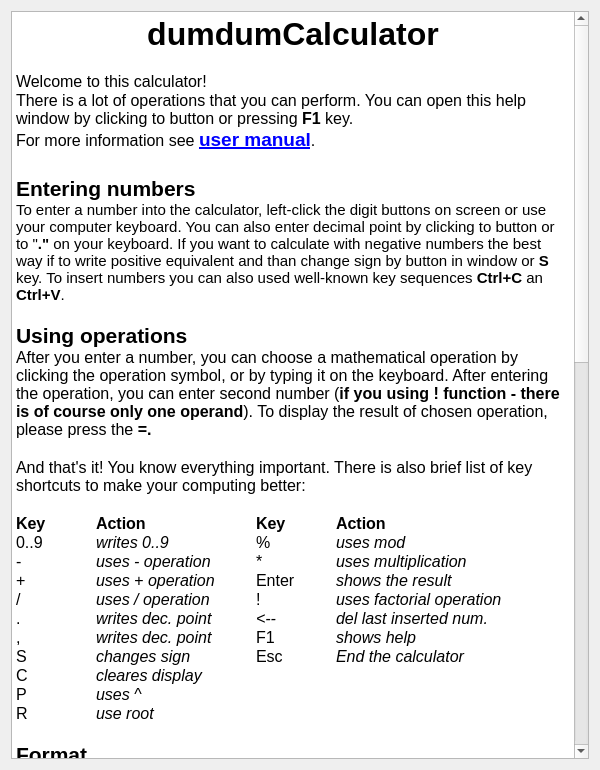
Qt form src/gui/helpwindow.ui (vojone/dumdumCalc) before a commit.
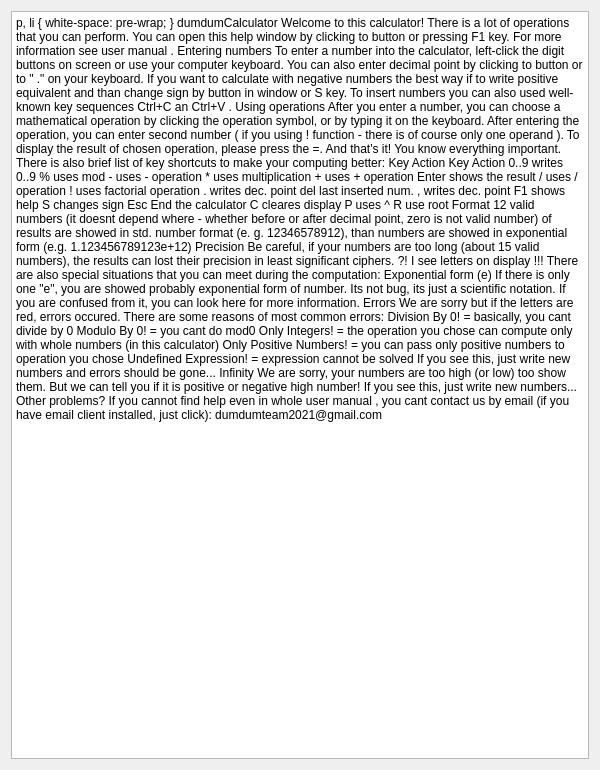
The same form after that commit.

Commit message:
Fixed other bug with url (users cant open external links from helpwindow)
Now should be helpwindow completely fixed!

```diff
--- a/src/gui/helpwindow.ui
+++ b/src/gui/helpwindow.ui
@@ -50,7 +50,7 @@
 &lt;p style=&quot;-qt-paragraph-type:empty; margin-top:0px; margin-bottom:0px; margin-left:0px; margin-right:0px; -qt-block-indent:0; text-indent:0px; font-size:12pt;&quot;&gt;&lt;br /&gt;&lt;/p&gt;
 &lt;p style=&quot; margin-top:0px; margin-bottom:0px; margin-left:0px; margin-right:0px; -qt-block-indent:0; text-indent:0px;&quot;&gt;&lt;span style=&quot; font-size:12pt;&quot;&gt;Welcome to this calculator!  &lt;/span&gt;&lt;/p&gt;
 &lt;p style=&quot; margin-top:0px; margin-bottom:0px; margin-left:0px; margin-right:0px; -qt-block-indent:0; text-indent:0px;&quot;&gt;&lt;span style=&quot; font-size:12pt;&quot;&gt;There is a lot of operations that you can perform. You can open this help window by clicking to button or pressing &lt;/span&gt;&lt;span style=&quot; font-size:12pt; font-weight:600;&quot;&gt;F1 &lt;/span&gt;&lt;span style=&quot; font-size:12pt;&quot;&gt;key. &lt;/span&gt;&lt;/p&gt;
-&lt;p style=&quot; margin-top:0px; margin-bottom:0px; margin-left:0px; margin-right:0px; -qt-block-indent:0; text-indent:0px;&quot;&gt;&lt;span style=&quot; font-size:12pt; color:#000000;&quot;&gt;For more information see &lt;/span&gt;&lt;a href=&quot;/usr/share/doc/calculator_man.pdf&quot;&gt;&lt;span style=&quot; font-size:14pt; font-weight:600; text-decoration: underline; color:#0000ff;&quot;&gt;user manual&lt;/span&gt;&lt;/a&gt;&lt;span style=&quot; font-size:12pt; color:#000000;&quot;&gt;.&lt;/span&gt;&lt;/p&gt;
+&lt;p style=&quot; margin-top:0px; margin-bottom:0px; margin-left:0px; margin-right:0px; -qt-block-indent:0; text-indent:0px;&quot;&gt;&lt;span style=&quot; font-size:12pt; color:#000000;&quot;&gt;For more information see &lt;/span&gt;&lt;a href=&quot;file:///usr/share/doc/calculator_man.pdf&quot;&gt;&lt;span style=&quot; font-size:14pt; font-weight:600; text-decoration: underline; color:#0000ff;&quot;&gt;user manual&lt;/span&gt;&lt;/a&gt;&lt;span style=&quot; font-size:12pt; color:#000000;&quot;&gt;.&lt;/span&gt;&lt;/p&gt;
 &lt;p align=&quot;center&quot; style=&quot;-qt-paragraph-type:empty; margin-top:0px; margin-bottom:0px; margin-left:0px; margin-right:0px; -qt-block-indent:0; text-indent:0px; font-family:'MS Shell Dlg 2'; font-size:16pt; font-weight:600;&quot;&gt;&lt;br /&gt;&lt;/p&gt;
 &lt;p style=&quot; margin-top:0px; margin-bottom:0px; margin-left:0px; margin-right:0px; -qt-block-indent:0; text-indent:0px;&quot;&gt;&lt;span style=&quot; font-family:'MS Shell Dlg 2'; font-size:16pt; font-weight:600;&quot;&gt;Entering numbers&lt;/span&gt;&lt;/p&gt;
 &lt;p style=&quot; margin-top:0px; margin-bottom:0px; margin-left:0px; margin-right:0px; -qt-block-indent:0; text-indent:0px;&quot;&gt;&lt;span style=&quot; font-family:'MS Shell Dlg 2';&quot;&gt;To enter a number into the calculator, left-click the digit buttons on screen&lt;/span&gt;&lt;span style=&quot; font-family:'MS Shell Dlg 2'; font-weight:600;&quot;&gt; &lt;/span&gt;&lt;span style=&quot; font-family:'MS Shell Dlg 2';&quot;&gt;or use your computer keyboard. You can also enter decimal point by clicking to button&lt;/span&gt;&lt;span style=&quot; font-family:'MS Shell Dlg 2'; font-weight:600;&quot;&gt; &lt;/span&gt;&lt;span style=&quot; font-family:'MS Shell Dlg 2';&quot;&gt;or to &amp;quot;&lt;/span&gt;&lt;span style=&quot; font-family:'MS Shell Dlg 2'; font-weight:600;&quot;&gt;.&amp;quot; &lt;/span&gt;&lt;span style=&quot; font-family:'MS Shell Dlg 2';&quot;&gt;on your keyboard. If you want to calculate with negative numbers the best way if to write positive equivalent and than change sign by button in window&lt;/span&gt;&lt;span style=&quot; font-family:'MS Shell Dlg 2'; font-weight:600;&quot;&gt; &lt;/span&gt;&lt;span style=&quot; font-family:'MS Shell Dlg 2';&quot;&gt;or &lt;/span&gt;&lt;span style=&quot; font-family:'MS Shell Dlg 2'; font-weight:600;&quot;&gt;S&lt;/span&gt;&lt;span style=&quot; font-family:'MS Shell Dlg 2';&quot;&gt; key. To insert numbers you can also used well-known key sequences &lt;/span&gt;&lt;span style=&quot; font-family:'MS Shell Dlg 2'; font-weight:600;&quot;&gt;Ctrl+C &lt;/span&gt;&lt;span style=&quot; font-family:'MS Shell Dlg 2';&quot;&gt;an &lt;/span&gt;&lt;span style=&quot; font-family:'MS Shell Dlg 2'; font-weight:600;&quot;&gt;Ctrl+V&lt;/span&gt;&lt;span style=&quot; font-family:'MS Shell Dlg 2';&quot;&gt;.&lt;/span&gt;&lt;/p&gt;
@@ -100,7 +100,7 @@
 &lt;p style=&quot;-qt-paragraph-type:empty; margin-top:0px; margin-bottom:0px; margin-left:0px; margin-right:0px; -qt-block-indent:0; text-indent:0px; font-size:12pt; color:#000000;&quot;&gt;&lt;br /&gt;&lt;/p&gt;
 &lt;p style=&quot;-qt-paragraph-type:empty; margin-top:0px; margin-bottom:0px; margin-left:0px; margin-right:0px; -qt-block-indent:0; text-indent:0px; font-size:12pt; color:#000000;&quot;&gt;&lt;br /&gt;&lt;/p&gt;
 &lt;p style=&quot; margin-top:0px; margin-bottom:0px; margin-left:0px; margin-right:0px; -qt-block-indent:0; text-indent:0px;&quot;&gt;&lt;span style=&quot; font-size:16pt; font-weight:600; color:#000000;&quot;&gt;Other problems?&lt;/span&gt;&lt;/p&gt;
-&lt;p style=&quot; margin-top:0px; margin-bottom:0px; margin-left:0px; margin-right:0px; -qt-block-indent:0; text-indent:0px;&quot;&gt;&lt;span style=&quot; font-size:12pt; color:#000000;&quot;&gt;If you cannot find help even in whole &lt;/span&gt;&lt;a href=&quot;/usr/share/doc/calculator_man.pdf&quot;&gt;&lt;span style=&quot; text-decoration: underline; color:#0000ff;&quot;&gt;user manual&lt;/span&gt;&lt;/a&gt;&lt;span style=&quot; font-size:12pt; color:#000000;&quot;&gt;,&lt;/span&gt;&lt;/p&gt;
+&lt;p style=&quot; margin-top:0px; margin-bottom:0px; margin-left:0px; margin-right:0px; -qt-block-indent:0; text-indent:0px;&quot;&gt;&lt;span style=&quot; font-size:12pt; color:#000000;&quot;&gt;If you cannot find help even in whole &lt;/span&gt;&lt;a href=&quot;file:///usr/share/doc/calculator_man.pdf&quot;&gt;&lt;span style=&quot; text-decoration: underline; color:#0000ff;&quot;&gt;user manual&lt;/span&gt;&lt;/a&gt;&lt;span style=&quot; font-size:12pt; color:#000000;&quot;&gt;,&lt;/span&gt;&lt;/p&gt;
 &lt;p style=&quot; margin-top:0px; margin-bottom:0px; margin-left:0px; margin-right:0px; -qt-block-indent:0; text-indent:0px;&quot;&gt;&lt;span style=&quot; font-size:12pt; color:#000000;&quot;&gt;you cant contact us by email (if you have email client installed, just click):&lt;/span&gt;&lt;/p&gt;
 &lt;p style=&quot;-qt-paragraph-type:empty; margin-top:0px; margin-bottom:0px; margin-left:0px; margin-right:0px; -qt-block-indent:0; text-indent:0px; font-size:12pt; color:#000000;&quot;&gt;&lt;br /&gt;&lt;/p&gt;
 &lt;p align=&quot;center&quot; style=&quot; margin-top:0px; margin-bottom:0px; margin-left:0px; margin-right:0px; -qt-block-indent:0; text-indent:0px;&quot;&gt;&lt;a href=&quot;mailto:dumdumteam2021@gmail.com?subject=dumdumCalc%20-%20&quot;&gt;&lt;span style=&quot; text-decoration: underline; color:#0000ff;&quot;&gt;dumdumteam2021@gmail.com&lt;/span&gt;&lt;/a&gt;&lt;/p&gt;
```
The commit also changes 2 other files.
